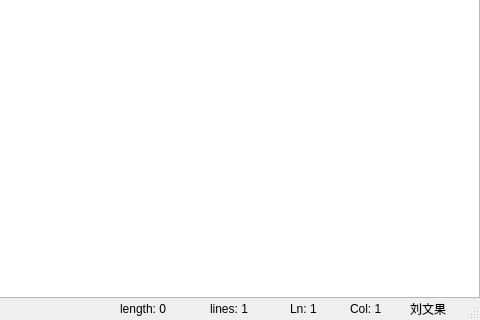
Old version of the form homework3-简单文本编辑器/mainwindow.ui in the repository name232517/QtCourse; both pictures show x 420 to 900 and y 330 to 650 of the 900 by 650 pixel window.
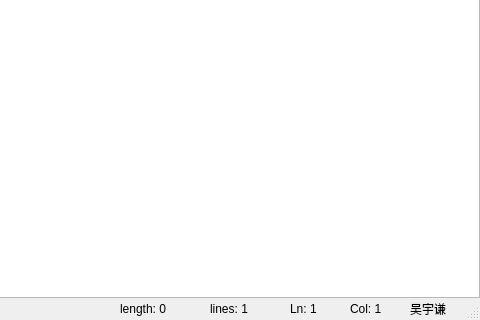
New version of the form. Icons and pictures are not drawn.

Patch:
```diff
--- a/homework3-简单文本编辑器/mainwindow.ui
+++ b/homework3-简单文本编辑器/mainwindow.ui
@@ -231,7 +231,7 @@
      </rect>
     </property>
     <property name="text">
-     <string>刘文果</string>
+     <string>吴宇谦</string>
     </property>
    </widget>
   </widget>
```
